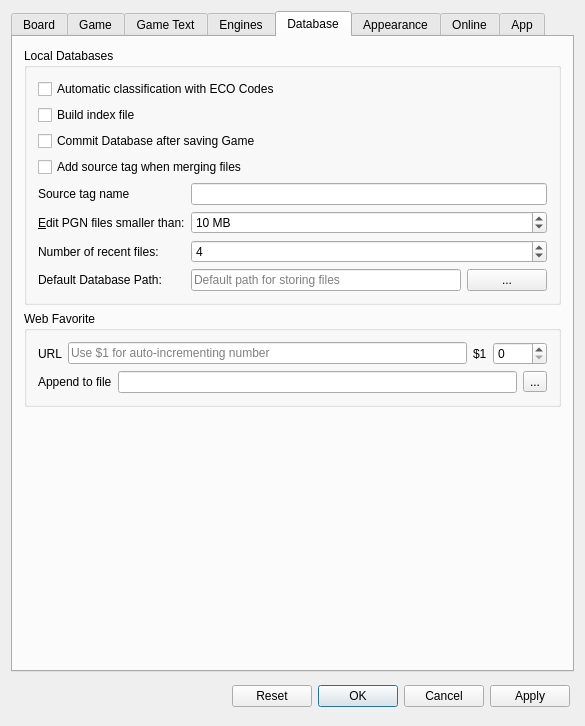
Isarhamster/chessx, file src/dialogs/preferences.ui: the form before one commit.
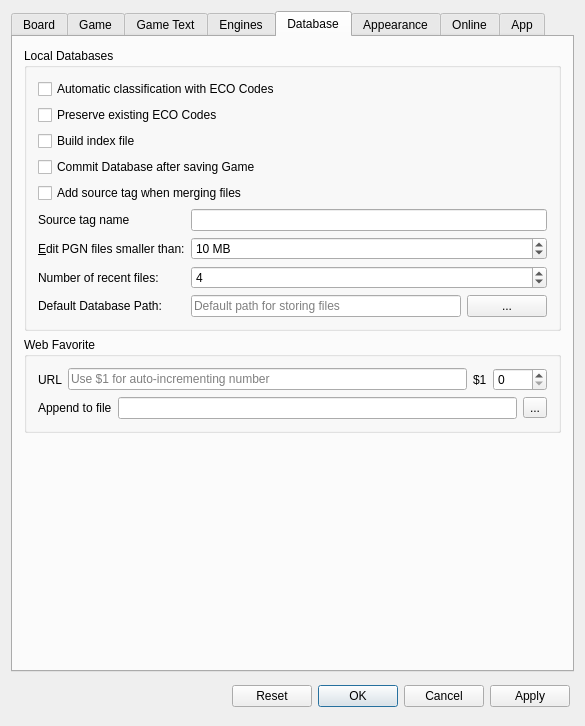
The form after the commit. Icons and pictures are not drawn. Custom widgets are drawn as their Qt base class.

Commit message: New feature: Allow preserving existing ECO codes Changed: Allow editing ECO codes in the game list view

Patch:
```diff
--- a/src/dialogs/preferences.ui
+++ b/src/dialogs/preferences.ui
@@ -1067,6 +1067,16 @@
             </property>
            </widget>
           </item>
+          <item>
+           <widget class="QCheckBox" name="preserveECO">
+            <property name="text">
+             <string>Preserve existing ECO Codes</string>
+            </property>
+            <property name="tristate">
+             <bool>false</bool>
+            </property>
+           </widget>
+          </item>
           <item>
            <widget class="QCheckBox" name="useIndexFile">
             <property name="text">
```
The commit also changes 5 other files.
